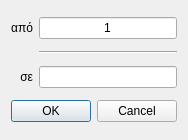
This is adaptor.ui in dimitris47/nefchef as Qt 5 draws it before an edit. The edited form follows.
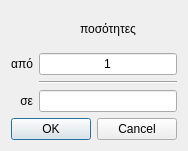
This is the edited form.

Commit message: fix loss of masses when saving & improve ui elements and pdf export

```diff
--- a/adaptor.ui
+++ b/adaptor.ui
@@ -7,14 +7,44 @@
     <x>0</x>
     <y>0</y>
     <width>185</width>
-    <height>140</height>
+    <height>151</height>
    </rect>
   </property>
   <property name="windowTitle">
    <string>Αναπροσαρμογή</string>
   </property>
   <layout class="QGridLayout" name="gridLayout">
-   <item row="0" column="1">
+   <item row="4" column="0" colspan="2">
+    <widget class="QDialogButtonBox" name="buttonBox">
+     <property name="orientation">
+      <enum>Qt::Horizontal</enum>
+     </property>
+     <property name="standardButtons">
+      <set>QDialogButtonBox::Cancel|QDialogButtonBox::Ok</set>
+     </property>
+    </widget>
+   </item>
+   <item row="1" column="0">
+    <widget class="QLabel" name="label_2">
+     <property name="text">
+      <string>από</string>
+     </property>
+     <property name="alignment">
+      <set>Qt::AlignRight|Qt::AlignTrailing|Qt::AlignVCenter</set>
+     </property>
+    </widget>
+   </item>
+   <item row="3" column="1">
+    <widget class="QLineEdit" name="den">
+     <property name="text">
+      <string/>
+     </property>
+     <property name="alignment">
+      <set>Qt::AlignCenter</set>
+     </property>
+    </widget>
+   </item>
+   <item row="1" column="1">
     <widget class="QLineEdit" name="num">
      <property name="text">
       <string>1</string>
@@ -24,7 +54,7 @@
      </property>
     </widget>
    </item>
-   <item row="1" column="1">
+   <item row="2" column="1">
     <widget class="Line" name="line">
      <property name="minimumSize">
       <size>
@@ -37,37 +67,7 @@
      </property>
     </widget>
    </item>
-   <item row="2" column="1">
-    <widget class="QLineEdit" name="den">
-     <property name="text">
-      <string/>
-     </property>
-     <property name="alignment">
-      <set>Qt::AlignCenter</set>
-     </property>
-    </widget>
-   </item>
-   <item row="3" column="0" colspan="2">
-    <widget class="QDialogButtonBox" name="buttonBox">
-     <property name="orientation">
-      <enum>Qt::Horizontal</enum>
-     </property>
-     <property name="standardButtons">
-      <set>QDialogButtonBox::Cancel|QDialogButtonBox::Ok</set>
-     </property>
-    </widget>
-   </item>
-   <item row="0" column="0">
-    <widget class="QLabel" name="label_2">
-     <property name="text">
-      <string>από</string>
-     </property>
-     <property name="alignment">
-      <set>Qt::AlignRight|Qt::AlignTrailing|Qt::AlignVCenter</set>
-     </property>
-    </widget>
-   </item>
-   <item row="2" column="0">
+   <item row="3" column="0">
     <widget class="QLabel" name="label_3">
      <property name="text">
       <string>σε</string>
@@ -77,6 +77,16 @@
      </property>
     </widget>
    </item>
+   <item row="0" column="1">
+    <widget class="QLabel" name="label">
+     <property name="text">
+      <string>ποσότητες</string>
+     </property>
+     <property name="alignment">
+      <set>Qt::AlignCenter</set>
+     </property>
+    </widget>
+   </item>
   </layout>
  </widget>
  <resources/>
```
The commit also changes 3 other files.
